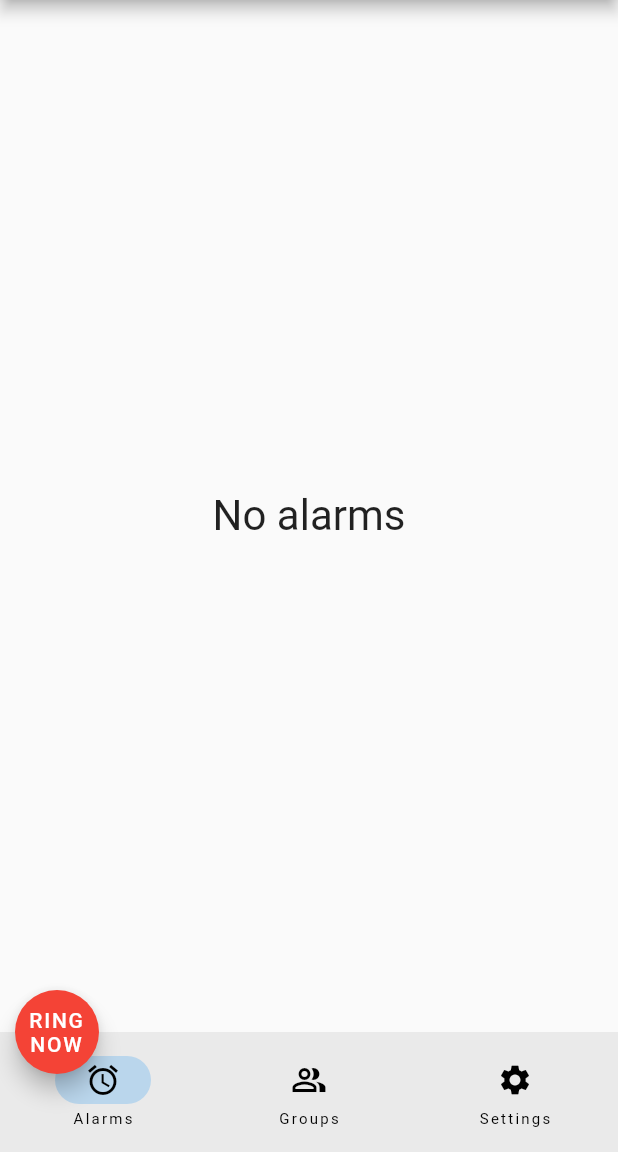
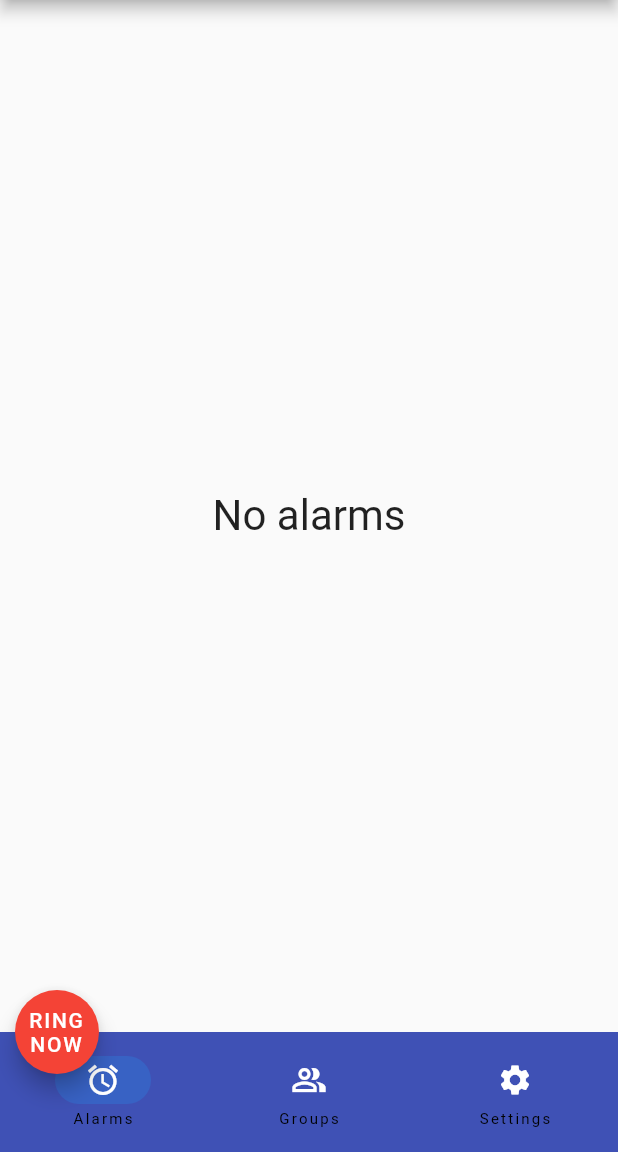
Before and after one commit to manoj1749/alarm_x, a Flutter app: the screen it shows after launch, on a phone screen of 412 x 824 dp, the part 84-1236 px from its top. Run offline on Flutter 3.47's test engine with Material 2 defaults, Android fonts, the phone set to English and light mode, and no system bars; our stand-ins replace firebase_auth, firebase_core, google_sign_in, shared_preferences; missing offline and left inert: alarm, sa_v1_migration; accounts and stored records are empty; statements that could not run were skipped.

Commit message:
updated homescreen

```diff
--- a/lib/screens/home.dart
+++ b/lib/screens/home.dart
@@ -3,7 +3,6 @@ import 'dart:async';
 import 'package:alarm/alarm.dart';
 import 'package:alarm_example/screens/edit_alarm.dart';
 import 'package:alarm_example/screens/ring.dart';
-import 'package:alarm_example/screens/group_alarms.dart';
 import 'package:alarm_example/screens/settings.dart';
 import 'package:alarm_example/widgets/group_alarms.dart';
 import 'package:alarm_example/widgets/tile.dart';
@@ -148,6 +147,10 @@ class _HomePageState extends State<HomePage> {
       ),
       floatingActionButtonLocation: FloatingActionButtonLocation.centerDocked,
       bottomNavigationBar: NavigationBar(
+          backgroundColor: Colors.indigo.shade500,
+
+          //labelBehavior: NavigationDestinationLabelBehavior.alwaysShow,
+          //backgroundColor: Colors.indigo.shade500,
           selectedIndex: selectedPageIndex,
           onDestinationSelected: (int index) {
             // debugPrint("Selected index: $index");
@@ -158,15 +161,24 @@ class _HomePageState extends State<HomePage> {
           },
           destinations: const [
             NavigationDestination(
-              icon: Icon(Icons.alarm),
+              icon: Icon(
+                Icons.alarm,
+                color: Colors.white,
+              ),
               label: 'Alarms',
             ),
             NavigationDestination(
-              icon: Icon(Icons.people_alt_outlined),
+              icon: Icon(
+                Icons.people_alt_outlined,
+                color: Colors.white,
+              ),
               label: 'Groups',
             ),
             NavigationDestination(
-              icon: Icon(Icons.settings),
+              icon: Icon(
+                Icons.settings,
+                color: Colors.white,
+              ),
               label: 'Settings',
             ),
           ]),
```
